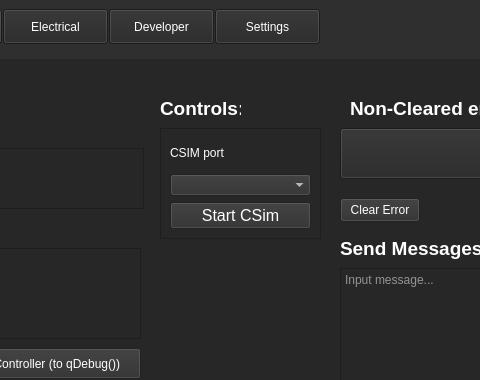
Qt form weapon-system-support-software/mainwindow.ui (Team-Controller-NAU/Controller) before a commit; both pictures show x 218 to 698 and y 0 to 380 of the 968 by 596 pixel window.
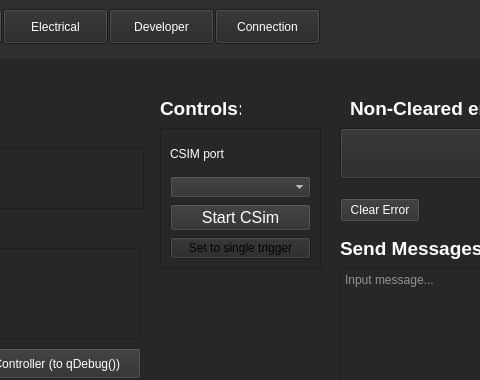
The same form after that commit. The open tabs and pages were chosen to show the change. Icons and pictures are not drawn.

```diff
--- a/weapon-system-support-software/mainwindow.ui
+++ b/weapon-system-support-software/mainwindow.ui
@@ -201,7 +201,7 @@
 font: 16pt &quot;Segoe UI&quot;;</string>
          </property>
          <property name="text">
-          <string>Settings</string>
+          <string>Connection</string>
          </property>
         </widget>
        </item>
@@ -743,7 +743,7 @@
                <x>360</x>
                <y>60</y>
                <width>161</width>
-               <height>111</height>
+               <height>141</height>
               </rect>
              </property>
              <property name="frameShape">
@@ -793,6 +793,13 @@
                 </property>
                </widget>
               </item>
+              <item row="3" column="1">
+               <widget class="QPushButton" name="toggle_num_triggers">
+                <property name="text">
+                 <string>Set to single trigger</string>
+                </property>
+               </widget>
+              </item>
              </layout>
             </widget>
             <widget class="QLabel" name="sender_title_2">
```
Left out of the diff: 2 changed lines with no effect on the pictures.
